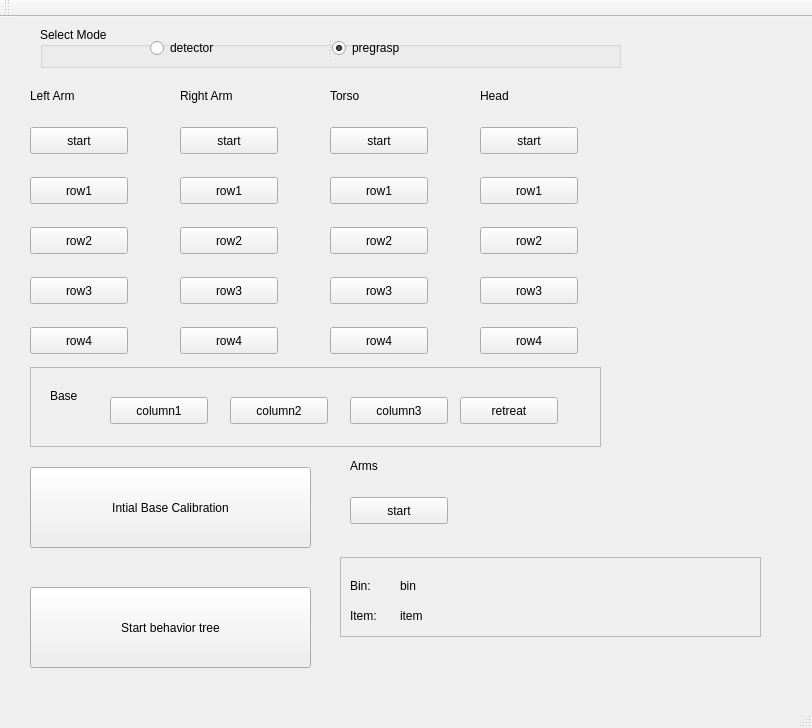
Before: the Qt Designer form rqt_amazon_challenge/resource/pr2amazonchallenge.ui in CoffeRobot/amazon_challenge, drawn with Qt 5.
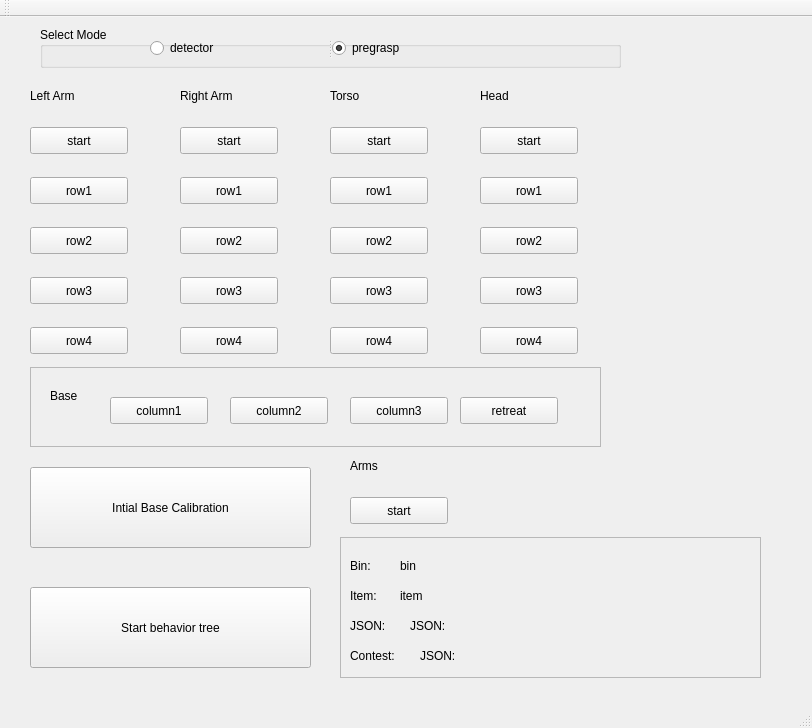
After: the same form once the commit is applied.

Commit message: GUI: added JSON file text feedback and if CONTEST is set to true

```diff
--- a/rqt_amazon_challenge/resource/pr2amazonchallenge.ui
+++ b/rqt_amazon_challenge/resource/pr2amazonchallenge.ui
@@ -505,9 +505,9 @@
     <property name="geometry">
      <rect>
       <x>340</x>
-      <y>540</y>
+      <y>520</y>
       <width>421</width>
-      <height>80</height>
+      <height>141</height>
      </rect>
     </property>
     <property name="frameShape">
@@ -568,6 +568,58 @@
       <string>Bin:</string>
      </property>
     </widget>
+    <widget class="QLabel" name="label_10">
+     <property name="geometry">
+      <rect>
+       <x>10</x>
+       <y>80</y>
+       <width>66</width>
+       <height>17</height>
+      </rect>
+     </property>
+     <property name="text">
+      <string>JSON: </string>
+     </property>
+    </widget>
+    <widget class="QLabel" name="json_file_label">
+     <property name="geometry">
+      <rect>
+       <x>70</x>
+       <y>80</y>
+       <width>311</width>
+       <height>17</height>
+      </rect>
+     </property>
+     <property name="text">
+      <string>JSON: </string>
+     </property>
+    </widget>
+    <widget class="QLabel" name="label_11">
+     <property name="geometry">
+      <rect>
+       <x>10</x>
+       <y>110</y>
+       <width>66</width>
+       <height>17</height>
+      </rect>
+     </property>
+     <property name="text">
+      <string>Contest:</string>
+     </property>
+    </widget>
+    <widget class="QLabel" name="contest_label">
+     <property name="geometry">
+      <rect>
+       <x>80</x>
+       <y>110</y>
+       <width>281</width>
+       <height>17</height>
+      </rect>
+     </property>
+     <property name="text">
+      <string>JSON: </string>
+     </property>
+    </widget>
    </widget>
   </widget>
   <widget class="QToolBar" name="mainToolBar">
```
The commit also changes 1 other file.
